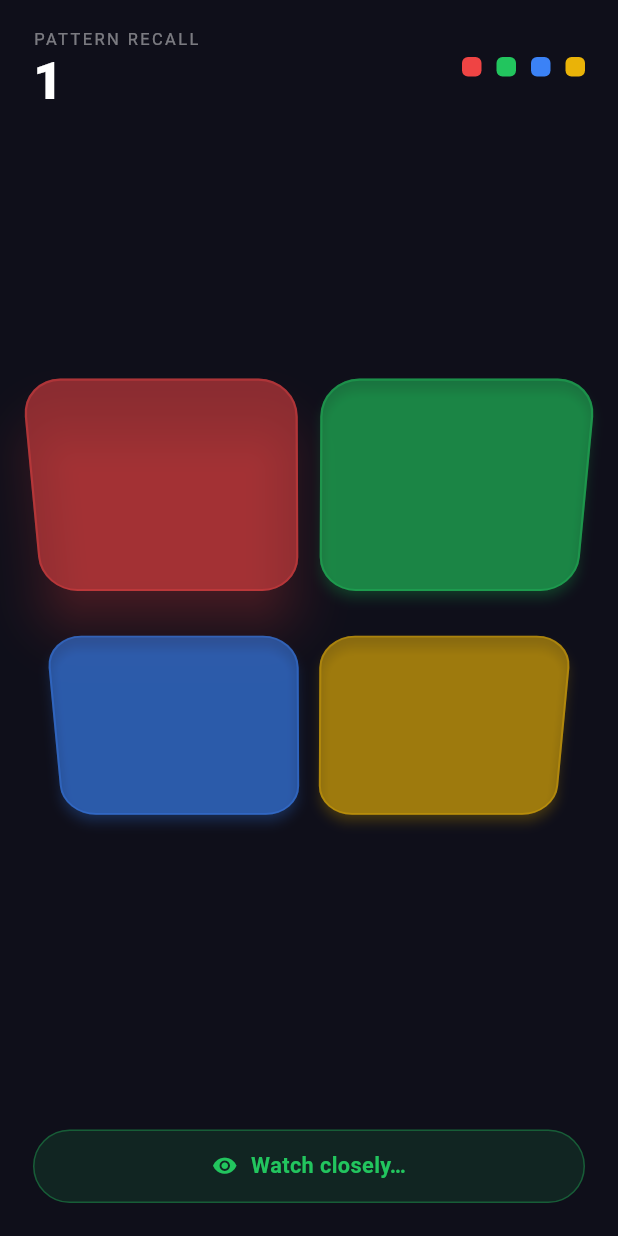
After one commit to fsix7115-arch/MindMaster, a Flutter app: the screen it shows after launch, after a tap on "Pattern Recall", on a phone screen of 412 x 824 dp. The commit adds this screen. Run offline on Flutter 3.47's test engine with Material 3 defaults, Android fonts, the phone set to English and light mode, and no system bars.

Commit message:
Add Pattern Recall: Simon-style game on a perspective-tilted 3D pad
Pure-Dart rules (pattern_recall_game.dart) with 20 tests covering sequence
growth, playback/input phase separation, wrong-tap failure and determinism.
Flash timings live in the rules layer so the UI cannot disagree with validation.

3D is a real Matrix4 perspective transform with drag-to-tilt, not a flat grid,
so depth works with no WebGL dependency and stays fully offline. Pads lift and
gain elevation while lit; failure flashes the status strip as well as the pad.

Fix a scoring bug the tests caught: bestLength was derived from
sequence.length - 1, which overstated progress because the sequence is
extended the moment a round clears. Now tracks steps actually repeated.

Total: 60 tests, analyze clean.

```diff
--- /dev/null
+++ b/lib/features/games/pattern_recall/pattern_recall_game.dart
@@ -0,0 +1,145 @@
+/// Pure Dart rules for Pattern Recall — a Simon-style sequence game.
+///
+/// Same split as the other games: rules live here, away from widgets, so they
+/// can be unit-tested without a display.
+///
+/// Design decisions worth knowing:
+///   - The sequence grows by exactly one step per round. Difficulty comes from
+///     length, not from shrinking the input window.
+///   - Flash timing is expressed in milliseconds and lives here so the UI never
+///     invents its own timings — a mismatch between flash and validation is the
+///     classic way this game feels broken.
+///   - The sequence is regenerated every game rather than persisted, so a player
+///     cannot memorise one fixed pattern across sessions.
+library;
+
+import 'dart:math';
+
+/// Which quadrant of the pad a step belongs to.
+enum PadColor { red, green, blue, yellow }
+
+/// Timings in milliseconds. Kept as constants because the UI and the game
+/// logic must agree exactly, or the game feels unresponsive.
+class FlashTiming {
+  const FlashTiming._();
+
+  /// How long a pad stays lit during playback.
+  static const int onMs = 380;
+
+  /// Gap between two pads lighting up.
+  static const int gapMs = 190;
+
+  /// Delay before playback starts, so the player is ready.
+  static const int leadInMs = 700;
+
+  /// How long the player has to tap the whole sequence back before it is
+  /// considered failed. Scales with sequence length.
+  static int inputWindowMs(int sequenceLength) =>
+      900 + (sequenceLength * 850);
+}
+
+/// Live state of one Pattern Recall round.
+class PatternRecallGame {
+  PatternRecallGame({Random? random, int startingLength = 1})
+      : _random = random ?? Random() {
+    // Start with a sequence of [startingLength] steps so the first round is not
+    // a single tap, which teaches nothing.
+    for (var i = 0; i < startingLength; i++) {
+      _sequence.add(_randomPad());
+    }
+    _inputIndex = 0;
+    _bestLength = 0;
+  }
+
+  final Random _random;
+
+  late final List<PadColor> _sequence = [];
+  late int _inputIndex = 0;
+
+  /// Longest run of steps the player ever repeated correctly in one round.
+  int _bestLength = 0;
+
+  bool _playing = true; // true = showing the sequence, false = waiting for input
+  bool _failed = false;
+  int _round = 1;
+
+  /// The sequence the player must repeat. Exposed read-only.
+  List<PadColor> get sequence => List.unmodifiable(_sequence);
+
+  /// Length of the sequence this round.
+  int get length => _sequence.length;
+
+  int get round => _round;
+
+  bool get isShowingSequence => _playing;
+
+  bool get isAwaitingInput => !_playing && !_failed;
+
+  bool get failed => _failed;
+
+  /// Best round reached this session, for the HUD.
+  int get currentLength => _sequence.length;
+
+  PadColor _randomPad() => PadColor.values[_random.nextInt(PadColor.values.length)];
+
+  /// Called when playback finishes; the game now waits for the player.
+  void beginInput() {
+    _playing = false;
+    _inputIndex = 0;
+  }
+
+  /// Registers a tap.
+  ///
+  /// Returns what the UI should do:
+  ///   [TapResult.accepted] — correct so far, keep going
+  ///   [TapResult.roundComplete] — the whole sequence was correct
+  ///   [TapResult.failed] — wrong pad, game over
+  ///   [TapResult.ignored] — tapped while not awaiting input
+  TapResult tap(PadColor pad) {
+    if (_failed || _playing) return TapResult.ignored;
+
+    if (_inputIndex >= _sequence.length) return TapResult.ignored;
+
+    if (_sequence[_inputIndex] != pad) {
+      _failed = true;
+      return TapResult.failed;
+    }
+
+    _inputIndex++;
+    if (_inputIndex > _bestLength) _bestLength = _inputIndex;
+    if (_inputIndex == _sequence.length) {
+      // Round cleared. Extend the sequence and go back to playback.
+      _round++;
+      _sequence.add(_randomPad());
+      return TapResult.roundComplete;
+    }
+    return TapResult.accepted;
+  }
+
+  /// Begins showing the extended sequence for the next round.
+  void showNextSequence() {
+    _playing = true;
+    _inputIndex = 0;
+  }
+
+  /// Milliseconds to wait before the next step of playback.
+  int get stepIntervalMs => FlashTiming.onMs + FlashTiming.gapMs;
+
+  /// Longest sequence the player fully repeated this session.
+  int get bestLength => _bestLength;
+}
+
+/// What a tap did.
+enum TapResult {
+  /// Correct, and the sequence is not finished.
+  accepted,
+
+  /// Correct, and the whole sequence was repeated. Next round starts.
+  roundComplete,
+
+  /// Wrong pad. Game over.
+  failed,
+
+  /// Tapped at the wrong time (during playback, or after the game ended).
+  ignored,
+}
--- /dev/null
+++ b/lib/features/games/pattern_recall/pattern_recall_screen.dart
@@ -0,0 +1,474 @@
+import 'dart:math';
+
+import 'package:flutter/material.dart';
+import 'package:flutter/services.dart';
+
+import 'pattern_recall_game.dart';
+
+/// Pattern Recall — a Simon-style game on a 3D pad.
+///
+/// The four pads sit in a tilted plane rendered with a real perspective
+/// [Matrix4] transform rather than a flat grid. That gives depth, parallax on
+/// drag, and press depth without needing a WebGL dependency — which matters
+/// because the app must stay fully offline with no runtime downloads.
+///
+/// All game rules live in [PatternRecallGame]; this file is presentation only.
+class PatternRecallScreen extends StatefulWidget {
+  const PatternRecallScreen({super.key, this.onFinished});
+
+  final void Function(int bestLength, int rounds)? onFinished;
+
+  @override
+  State<PatternRecallScreen> createState() => _PatternRecallScreenState();
+}
+
+class _PatternRecallScreenState extends State<PatternRecallScreen>
+    with SingleTickerProviderStateMixin {
+  late final PatternRecallGame _game = PatternRecallGame(startingLength: 1);
+
+  /// Drives pad glow, scale and lift. One controller for all four pads keeps
+  /// them visually in sync, which is what makes the flash read as one object.
+  late final AnimationController _pulse;
+
+  /// Tilt of the whole pad plane, in radians.
+  double _tiltX = 0.42;
+  double _tiltZ = 0.0;
+
+  PadColor? _litPad;
+  bool _wrongFlash = false;
+
+  @override
+  void initState() {
+    super.initState();
+    _pulse = AnimationController(
+      vsync: this,
+      duration: const Duration(milliseconds: 110),
+      lowerBound: 0.0,
+      upperBound: 1.0,
+      value: 0.0,
+    );
+    WidgetsBinding.instance.addPostFrameCallback((_) => _playSequence());
+  }
+
+  @override
+  void dispose() {
+    _pulse.dispose();
+    super.dispose();
+  }
+
+  /// Plays the sequence back one pad at a time.
+  Future<void> _playSequence() async {
+    if (!mounted) return;
+    await Future.delayed(const Duration(milliseconds: FlashTiming.leadInMs));
+
+    for (final pad in _game.sequence) {
+      if (!mounted) return;
+      setState(() => _litPad = pad);
+      await Future.delayed(const Duration(milliseconds: FlashTiming.onMs));
+      if (!mounted) return;
+      setState(() => _litPad = null);
+      await Future.delayed(const Duration(milliseconds: FlashTiming.gapMs));
+    }
+
+    if (!mounted) return;
+    _game.beginInput();
+  }
+
+  void _onPadTap(PadColor pad) {
+    if (!_game.isAwaitingInput) return;
+
+    HapticFeedback.selectionClick();
+    setState(() => _litPad = pad);
+    _pulse.forward(from: 0).then((_) => _pulse.reverse());
+
+    final result = _game.tap(pad);
+
+    // Short delay so the player's own press is visible before the next state.
+    Future.delayed(const Duration(milliseconds: 130), () {
+      if (!mounted) return;
+      setState(() => _litPad = null);
+
+      switch (result) {
+        case TapResult.roundComplete:
+          _game.showNextSequence();
+          _playSequence();
+
+        case TapResult.failed:
+          HapticFeedback.heavyImpact();
+          setState(() => _wrongFlash = true);
+          Future.delayed(const Duration(milliseconds: 900), () {
+            if (!mounted) return;
+            setState(() => _wrongFlash = false);
+            widget.onFinished?.call(_game.bestLength, _game.round);
+          });
+
+        case TapResult.accepted:
+        case TapResult.ignored:
+          break;
+      }
+    });
+  }
+
+  static const _padColors = {
+    PadColor.red: Color(0xFFEF4444),
+    PadColor.green: Color(0xFF22C55E),
+    PadColor.blue: Color(0xFF3B82F6),
+    PadColor.yellow: Color(0xFFEAB308),
+  };
+
+  @override
+  Widget build(BuildContext context) {
+    final failed = _game.failed;
+
+    return Scaffold(
+      body: SafeArea(
+        child: Stack(
+          children: [
+            Padding(
+              padding: const EdgeInsets.fromLTRB(22, 18, 22, 22),
+              child: Column(
+                children: [
+                  _buildHeader(),
+                  const SizedBox(height: 10),
+                  Expanded(child: _build3DPad()),
+                  const SizedBox(height: 16),
+                  _buildStatusLine(),
+                ],
+              ),
+            ),
+            if (failed) _buildFailedOverlay(),
+          ],
+        ),
+      ),
+    );
+  }
+
+  Widget _buildHeader() {
+    return Row(
+      mainAxisAlignment: MainAxisAlignment.spaceBetween,
+      children: [
+        Column(
+          crossAxisAlignment: CrossAxisAlignment.start,
+          children: [
+            Text(
+              'PATTERN RECALL',
+              style: TextStyle(
+                fontSize: 11,
+                letterSpacing: 1.6,
+                color: Colors.white.withValues(alpha: 0.45),
+              ),
+            ),
+            const SizedBox(height: 3),
+            Text(
+              '${_game.length}',
+              style: const TextStyle(
+                fontSize: 34,
+                fontWeight: FontWeight.w900,
+                color: Colors.white,
+                height: 1,
+              ),
+            ),
+          ],
+        ),
+        _legend(),
+      ],
+    );
+  }
+
+  /// Small colour key. Doubles as an accessible label, since the pads are
+  /// identified by colour and position during playback.
+  Widget _legend() {
+    return Wrap(
+      spacing: 10,
+      children: [
+        for (final entry in _padColors.entries)
+          Container(
+            width: 13,
+            height: 13,
+            decoration: BoxDecoration(
+              color: entry.value,
+              borderRadius: BorderRadius.circular(4),
+            ),
+          ),
+      ],
+    );
+  }
+
+  /// The tilted pad plane.
+  Widget _build3DPad() {
+    return LayoutBuilder(
+      builder: (context, constraints) {
+        final side = min(constraints.maxWidth, constraints.maxHeight);
+
+        return GestureDetector(
+          // Dragging tilts the plane, so the pads read as a physical object
+          // rather than a flat grid.
+          onPanUpdate: (d) {
+            setState(() {
+              _tiltZ = (_tiltZ - d.delta.dx * 0.006).clamp(-0.35, 0.35);
+              _tiltX = (_tiltX + d.delta.dy * 0.004).clamp(0.15, 0.95);
+            });
+          },
+          onPanEnd: (_) => setState(() => _tiltZ = 0),
+          child: Center(
+            child: AnimatedBuilder(
+              animation: _pulse,
+              builder: (context, child) {
+                final matrix = Matrix4.identity()
+                  // Order matters: translate the plane into place, then tilt it
+                  // about X, then spin it about Z.
+                  ..setEntry(3, 2, 0.0012) // perspective
+                  ..rotateX(_tiltX)
+                  ..rotateZ(_tiltZ);
+
+                return Transform(
+                  transform: matrix,
+                  alignment: Alignment.center,
+                  child: child,
+                );
+              },
+              child: SizedBox(
+                width: side,
+                height: side,
+                child: _padGrid(),
+              ),
+            ),
+          ),
+        );
+      },
+    );
+  }
+
+  Widget _padGrid() {
+    return AnimatedBuilder(
+      animation: _pulse,
+      builder: (context, _) {
+        return Column(
+          mainAxisAlignment: MainAxisAlignment.spaceEvenly,
+          children: [
+            for (final row in [
+              [PadColor.red, PadColor.green],
+              [PadColor.blue, PadColor.yellow],
+            ])
+              Row(
+                mainAxisAlignment: MainAxisAlignment.spaceEvenly,
+                children: [
+                  for (final pad in row)
+                    Expanded(
+                      child: AspectRatio(
+                        aspectRatio: 1.18,
+                        child: Padding(
+                          padding: const EdgeInsets.all(7),
+                          child: _Pad(
+                            color: _padColors[pad]!,
+                            lit: _litPad == pad,
+                            // The press animation scales the pad slightly and
+                            // lifts it toward the viewer.
+                            press: _pulse.value,
+                            onTap: () => _onPadTap(pad),
+                          ),
+                        ),
+                      ),
+                    ),
+                ],
+              ),
+          ],
+        );
+      },
+    );
+  }
+
+  Widget _buildStatusLine() {
+    final (label, colour) = _game.failed
+        ? ('Wrong pad — game over', const Color(0xFFEF4444))
+        : _game.isShowingSequence
+            ? ('Watch closely…', AppColorsSignals.neonGreen)
+            : ('Your turn', Colors.white);
+
+    return AnimatedContainer(
+      duration: const Duration(milliseconds: 220),
+      padding: const EdgeInsets.symmetric(vertical: 13, horizontal: 18),
+      decoration: BoxDecoration(
+        // Flash the whole strip red on a wrong tap so the failure is not only
+        // in the pad colours.
+        color: (_wrongFlash ? const Color(0xFFEF4444) : colour)
+            .withValues(alpha: _wrongFlash ? 0.26 : 0.12),
+        borderRadius: BorderRadius.circular(999),
+        border: Border.all(color: colour.withValues(alpha: 0.35)),
+      ),
+      child: Row(
+        mainAxisAlignment: MainAxisAlignment.center,
+        children: [
+          // Shape carries the meaning too, not colour alone.
+          Icon(
+            _game.failed
+                ? Icons.close_rounded
+                : _game.isShowingSequence
+                    ? Icons.visibility_rounded
+                    : Icons.touch_app_rounded,
+            size: 17,
+            color: colour,
+          ),
+          const SizedBox(width: 9),
+          Text(
+            label,
+            style: TextStyle(
+              fontSize: 14.5,
+              fontWeight: FontWeight.w700,
+              color: colour,
+            ),
+          ),
+        ],
+      ),
+    );
+  }
+
+  Widget _buildFailedOverlay() {
+    return Positioned.fill(
+      child: TweenAnimationBuilder<double>(
+        tween: Tween(begin: 0, end: 1),
+        duration: const Duration(milliseconds: 320),
+        curve: Curves.easeOutCubic,
+        builder: (context, t, _) => Opacity(
+          opacity: t,
+          child: Container(
+            color: const Color(0xFF0F0F1A).withValues(alpha: 0.92),
+            child: Center(
+              child: Padding(
+                padding: const EdgeInsets.all(28),
+                child: Column(
+                  mainAxisSize: MainAxisSize.min,
+                  children: [
+                    const Text(
+                      'Game over',
+                      style: TextStyle(
+                        fontSize: 32,
+                        fontWeight: FontWeight.w800,
+                        color: Colors.white,
+                      ),
+                    ),
+                    const SizedBox(height: 16),
+                    Text(
+                      '${_game.bestLength}',
+                      style: const TextStyle(
+                        fontSize: 60,
+                        fontWeight: FontWeight.w900,
+                        color: Color(0xFFA8FF48),
+                        height: 1,
+                      ),
+                    ),
+                    const SizedBox(height: 6),
+                    Text(
+                      'longest sequence repeated',
+                      style: TextStyle(
+                        fontSize: 13.5,
+                        color: Colors.white.withValues(alpha: 0.6),
+                      ),
+                    ),
+                    const SizedBox(height: 26),
+                    Row(
+                      children: [
+                        Expanded(
+                          child: OutlinedButton(
+                            onPressed: () {
+                              Navigator.of(context).pop();
+                            },
+                            style: OutlinedButton.styleFrom(
+                              foregroundColor: Colors.white,
+                              side: const BorderSide(color: Colors.white38),
+                              padding:
+                                  const EdgeInsets.symmetric(vertical: 15),
+                            ),
+                            child: const Text('Done'),
+                          ),
+                        ),
+                        const SizedBox(width: 12),
+                        Expanded(
+                          child: FilledButton(
+                            onPressed: () {
+                              Navigator.of(context).pop();
+                            },
+                            style: FilledButton.styleFrom(
+                              backgroundColor: const Color(0xFF6C4AB6),
+                              padding:
+                                  const EdgeInsets.symmetric(vertical: 15),
+                            ),
+                            child: const Text('Play again'),
+                          ),
+                        ),
+                      ],
+                    ),
+                  ],
+                ),
+              ),
+            ),
+          ),
+        ),
+      ),
+    );
+  }
+}
+
+/// A single 3D pad.
+class _Pad extends StatelessWidget {
+  const _Pad({
+    required this.color,
+    required this.lit,
+    required this.press,
+    required this.onTap,
+  });
+
+  final Color color;
+
+  /// True while this pad is flashing during playback, or pressed by the player.
+  final bool lit;
+
+  /// 0..1 press animation value.
+  final double press;
+  final VoidCallback onTap;
+
+  @override
+  Widget build(BuildContext context) {
+    // Lift out of the plane when lit. Combined with the parent's perspective
+    // this is what sells the depth.
+    final lift = (lit ? 1.0 : 0.0) * press + (lit ? 1.0 : 0.0);
+    final scale = 1 + (lift * 0.045);
+
+    final brightness = lit ? 1.0 : 0.42;
+
+    return Transform.translate(
+      offset: Offset(0, -lift * 10),
+      child: Transform.scale(
+        scale: scale,
+        child: AnimatedBuilder(
+          animation: const AlwaysStoppedAnimation(0),
+          builder: (context, _) => Material(
+            color: Color.lerp(color.withValues(alpha: 0.22), color, brightness),
+            borderRadius: BorderRadius.circular(24),
+            // A brighter rim while lit reads as an edge highlight.
+            elevation: lit ? 14 : 3,
+            shadowColor: color.withValues(alpha: 0.6),
+            child: InkWell(
+              onTap: onTap,
+              borderRadius: BorderRadius.circular(24),
+              child: Container(
+                decoration: BoxDecoration(
+                  borderRadius: BorderRadius.circular(24),
+                  border: Border.all(
+                    color: color.withValues(alpha: lit ? 0.95 : 0.35),
+                    width: lit ? 2.5 : 1.4,
+                  ),
+                ),
+              ),
+            ),
+          ),
+        ),
+      ),
+    );
+  }
+}
+
+/// Local copy of the palette so this file does not depend on main.dart.
+class AppColorsSignals {
+  static const neonGreen = Color(0xFF22C55E);
+}
--- a/lib/main.dart
+++ b/lib/main.dart
@@ -2,6 +2,7 @@ import 'package:flutter/material.dart';
 
 import 'features/games/math_sprint/math_sprint_screen.dart';
 import 'features/games/memory_matrix/memory_matrix_screen.dart';
+import 'features/games/pattern_recall/pattern_recall_screen.dart';
 
 /// Palette from the MindMaster spec.
 class AppColors {
@@ -88,10 +89,27 @@ class HomeScreen extends StatelessWidget {
                 ),
               ),
               const SizedBox(height: 16),
+              _GameCard(
+                title: 'Pattern Recall',
+                subtitle: 'Watch the pads. Repeat the pattern.',
+                icon: Icons.graphic_eq_rounded,
+                onTap: () => Navigator.of(context).push(
+                  MaterialPageRoute(
+                    builder: (_) => const PatternRecallScreen(),
+                  ),
+                ),
+              ),
+              const SizedBox(height: 16),
               const _ComingSoonCard(
-                title: 'Pattern Recall',
+                title: 'Logic Puzzles',
                 subtitle: 'Coming next',
-                icon: Icons.graphic_eq_rounded,
+                icon: Icons.grid_on_rounded,
+              ),
+              const SizedBox(height: 16),
+              const _ComingSoonCard(
+                title: 'Color Match',
+                subtitle: 'Coming next',
+                icon: Icons.palette_rounded,
               ),
               const Spacer(),
               Container(
```
Also changed, not shown: docs/screenshot-pattern-recall.png (added), 1 other file.
